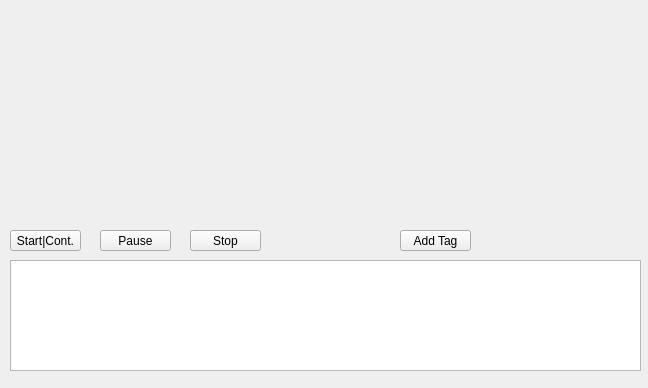
Netmisha/observer, file Observer/videotag.ui: the form before one commit.
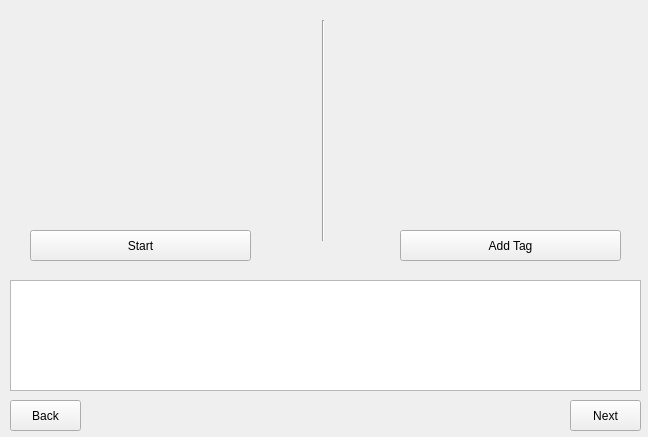
The form after the commit.

Patch:
```diff
--- a/Observer/videotag.ui
+++ b/Observer/videotag.ui
@@ -7,7 +7,7 @@
     <x>0</x>
     <y>0</y>
     <width>648</width>
-    <height>388</height>
+    <height>437</height>
    </rect>
   </property>
   <property name="windowTitle">
@@ -16,47 +16,24 @@
   <widget class="QPushButton" name="Start">
    <property name="geometry">
     <rect>
-     <x>10</x>
+     <x>30</x>
      <y>230</y>
-     <width>71</width>
-     <height>21</height>
+     <width>221</width>
+     <height>31</height>
     </rect>
    </property>
    <property name="text">
-    <string>Start|Cont.</string>
+    <string>Start</string>
    </property>
-  </widget>
-  <widget class="QPushButton" name="Stop">
-   <property name="geometry">
-    <rect>
-     <x>190</x>
-     <y>230</y>
-     <width>71</width>
-     <height>21</height>
-    </rect>
-   </property>
-   <property name="text">
-    <string>Stop</string>
-   </property>
-  </widget>
-  <widget class="QPushButton" name="Pause">
-   <property name="geometry">
-    <rect>
-     <x>100</x>
-     <y>230</y>
-     <width>71</width>
-     <height>21</height>
-    </rect>
-   </property>
-   <property name="text">
-    <string>Pause</string>
+   <property name="flat">
+    <bool>false</bool>
    </property>
   </widget>
   <widget class="QListWidget" name="TagList">
    <property name="geometry">
     <rect>
      <x>10</x>
-     <y>260</y>
+     <y>280</y>
      <width>631</width>
      <height>111</height>
     </rect>
@@ -67,8 +44,8 @@
     <rect>
      <x>400</x>
      <y>230</y>
-     <width>71</width>
-     <height>21</height>
+     <width>221</width>
+     <height>31</height>
     </rect>
    </property>
    <property name="text">
@@ -101,6 +78,56 @@
     <string/>
    </property>
   </widget>
+  <widget class="Line" name="line">
+   <property name="geometry">
+    <rect>
+     <x>313</x>
+     <y>20</y>
+     <width>20</width>
+     <height>221</height>
+    </rect>
+   </property>
+   <property name="orientation">
+    <enum>Qt::Vertical</enum>
+   </property>
+  </widget>
+  <widget class="QPushButton" name="Back">
+   <property name="geometry">
+    <rect>
+     <x>10</x>
+     <y>400</y>
+     <width>71</width>
+     <height>31</height>
+    </rect>
+   </property>
+   <property name="text">
+    <string>Back</string>
+   </property>
+  </widget>
+  <widget class="QPushButton" name="Next">
+   <property name="geometry">
+    <rect>
+     <x>570</x>
+     <y>400</y>
+     <width>71</width>
+     <height>31</height>
+    </rect>
+   </property>
+   <property name="text">
+    <string>Next</string>
+   </property>
+  </widget>
+  <widget class="QWidget" name="verticalLayoutWidget_2">
+   <property name="geometry">
+    <rect>
+     <x>30</x>
+     <y>320</y>
+     <width>161</width>
+     <height>53</height>
+    </rect>
+   </property>
+   <layout class="QVBoxLayout" name="verticalLayout_2"/>
+  </widget>
   <zorder>TagList</zorder>
   <zorder>Start</zorder>
   <zorder>Stop</zorder>
```
Left out of the diff: 6 changed lines with no effect on the pictures.
